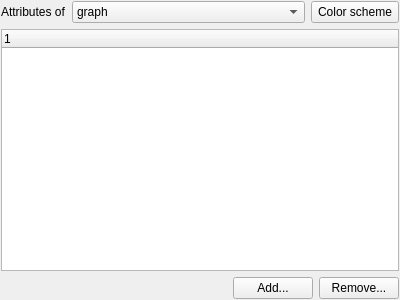
This is dpse2/src/commonui/CClassAttributesEditorUI.ui in ArsMasiuk/DPSE as Qt 5 draws it before an edit. The edited form follows.
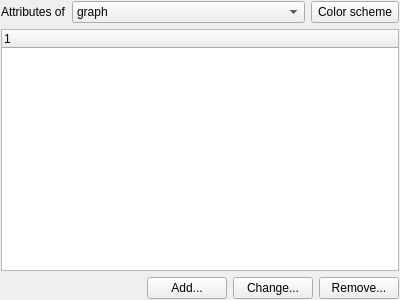
This is the edited form. Custom widgets are drawn as their Qt base class.

Diff of the .ui file:
```diff
--- a/dpse2/src/commonui/CClassAttributesEditorUI.ui
+++ b/dpse2/src/commonui/CClassAttributesEditorUI.ui
@@ -112,6 +112,13 @@
        </property>
       </widget>
      </item>
+     <item>
+      <widget class="QPushButton" name="ChangeButton">
+       <property name="text">
+        <string>Change...</string>
+       </property>
+      </widget>
+     </item>
      <item>
       <widget class="QPushButton" name="RemoveButton">
        <property name="statusTip">
```
Left out of the diff: 2 changed lines with no effect on the pictures.
